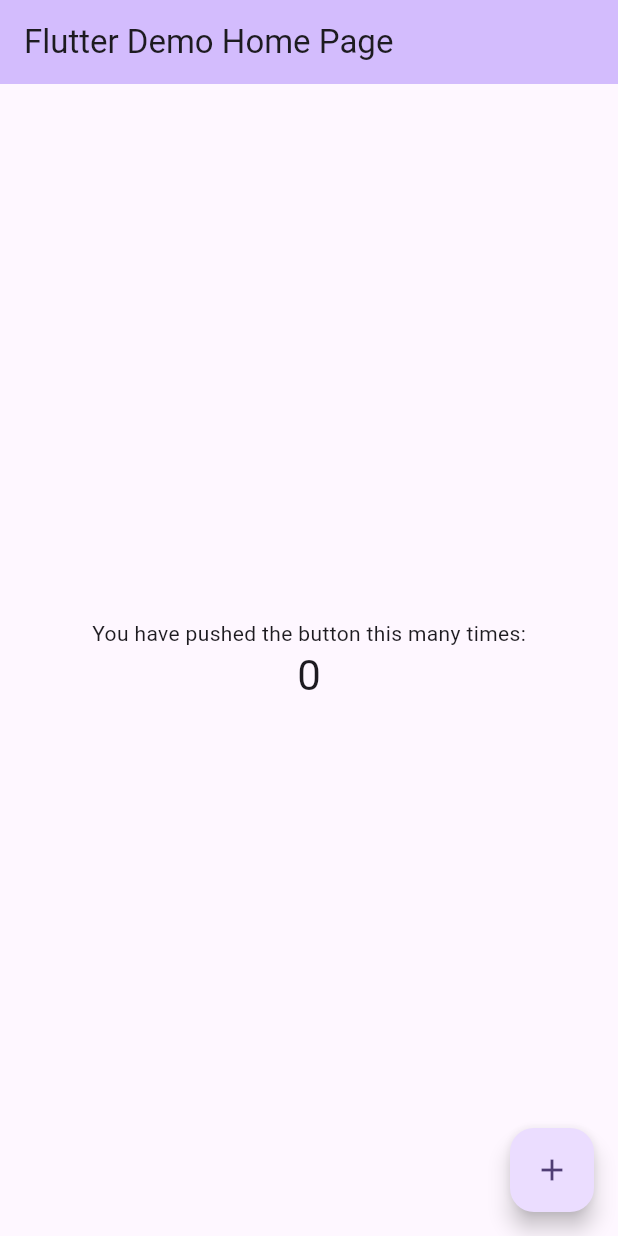
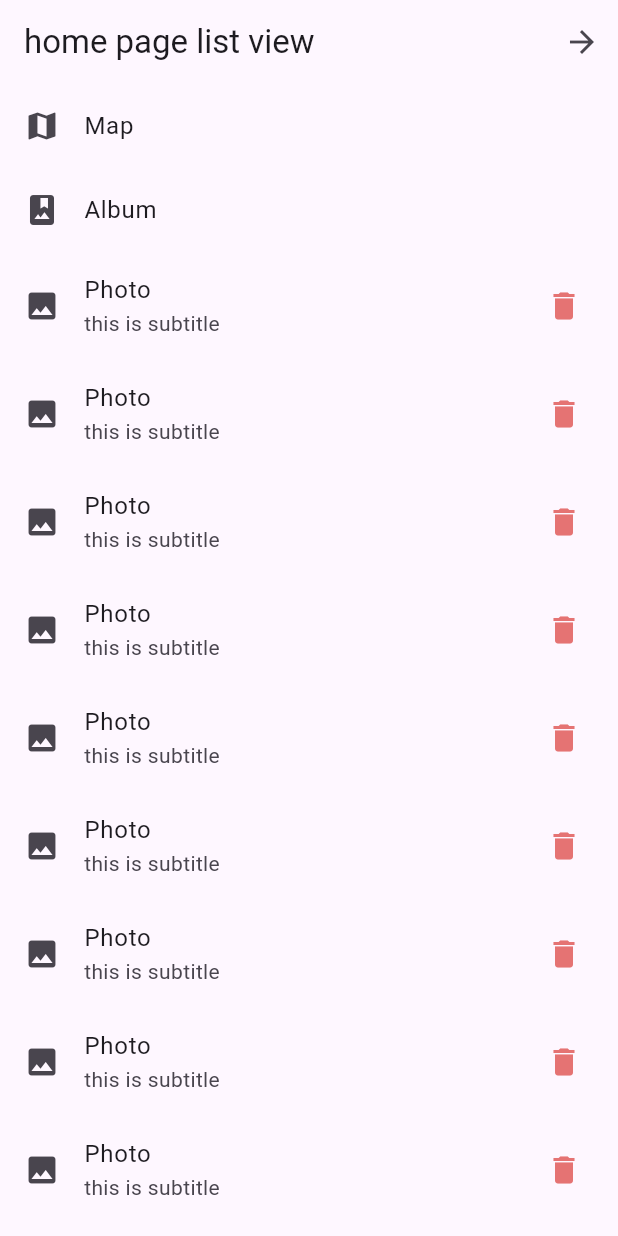
Before and after one commit to AeZa123/basic_lisview_flutter, a Flutter app: the screen it shows after launch, on a phone screen of 412 x 824 dp. Run offline on Flutter 3.47's test engine with Material 2 defaults, Android fonts, the light colour scheme and no system bars.

Commit message:
list view workshop

```diff
--- a/lib/main.dart
+++ b/lib/main.dart
@@ -1,4 +1,5 @@
 import 'package:flutter/material.dart';
+import 'package:listview_flutter_workshop/screens/home.dart';
 
 void main() {
   runApp(const MyApp());
@@ -11,115 +12,13 @@ class MyApp extends StatelessWidget {
   @override
   Widget build(BuildContext context) {
     return MaterialApp(
-      title: 'Flutter Demo',
+      title: 'Flutter Listview',
       theme: ThemeData(
-        // This is the theme of your application.
-        //
-        // TRY THIS: Try running your application with "flutter run". You'll see
-        // the application has a blue toolbar. Then, without quitting the app,
-        // try changing the seedColor in the colorScheme below to Colors.green
-        // and then invoke "hot reload" (save your changes or press the "hot
-        // reload" button in a Flutter-supported IDE, or press "r" if you used
-        // the command line to start the app).
-        //
-        // Notice that the counter didn't reset back to zero; the application
-        // state is not lost during the reload. To reset the state, use hot
-        // restart instead.
-        //
-        // This works for code too, not just values: Most code changes can be
-        // tested with just a hot reload.
+
         colorScheme: ColorScheme.fromSeed(seedColor: Colors.deepPurple),
         useMaterial3: true,
       ),
-      home: const MyHomePage(title: 'Flutter Demo Home Page'),
+      home: HomePage(),
     );
   }
 }
-
-class MyHomePage extends StatefulWidget {
-  const MyHomePage({super.key, required this.title});
-
-  // This widget is the home page of your application. It is stateful, meaning
-  // that it has a State object (defined below) that contains fields that affect
-  // how it looks.
-
-  // This class is the configuration for the state. It holds the values (in this
-  // case the title) provided by the parent (in this case the App widget) and
-  // used by the build method of the State. Fields in a Widget subclass are
-  // always marked "final".
-
-  final String title;
-
-  @override
-  State<MyHomePage> createState() => _MyHomePageState();
-}
-
-class _MyHomePageState extends State<MyHomePage> {
-  int _counter = 0;
-
-  void _incrementCounter() {
-    setState(() {
-      // This call to setState tells the Flutter framework that something has
-      // changed in this State, which causes it to rerun the build method below
-      // so that the display can reflect the updated values. If we changed
-      // _counter without calling setState(), then the build method would not be
-      // called again, and so nothing would appear to happen.
-      _counter++;
-    });
-  }
-
-  @override
-  Widget build(BuildContext context) {
-    // This method is rerun every time setState is called, for instance as done
-    // by the _incrementCounter method above.
-    //
-    // The Flutter framework has been optimized to make rerunning build methods
-    // fast, so that you can just rebuild anything that needs updating rather
-    // than having to individually change instances of widgets.
-    return Scaffold(
-      appBar: AppBar(
-        // TRY THIS: Try changing the color here to a specific color (to
-        // Colors.amber, perhaps?) and trigger a hot reload to see the AppBar
-        // change color while the other colors stay the same.
-        backgroundColor: Theme.of(context).colorScheme.inversePrimary,
-        // Here we take the value from the MyHomePage object that was created by
-        // the App.build method, and use it to set our appbar title.
-        title: Text(widget.title),
-      ),
-      body: Center(
-        // Center is a layout widget. It takes a single child and positions it
-        // in the middle of the parent.
-        child: Column(
-          // Column is also a layout widget. It takes a list of children and
-          // arranges them vertically. By default, it sizes itself to fit its
-          // children horizontally, and tries to be as tall as its parent.
-          //
-          // Column has various properties to control how it sizes itself and
-          // how it positions its children. Here we use mainAxisAlignment to
-          // center the children vertically; the main axis here is the vertical
-          // axis because Columns are vertical (the cross axis would be
-          // horizontal).
-          //
-          // TRY THIS: Invoke "debug painting" (choose the "Toggle Debug Paint"
-          // action in the IDE, or press "p" in the console), to see the
-          // wireframe for each widget.
-          mainAxisAlignment: MainAxisAlignment.center,
-          children: <Widget>[
-            const Text(
-              'You have pushed the button this many times:',
-            ),
-            Text(
-              '$_counter',
-              style: Theme.of(context).textTheme.headlineMedium,
-            ),
-          ],
-        ),
-      ),
-      floatingActionButton: FloatingActionButton(
-        onPressed: _incrementCounter,
-        tooltip: 'Increment',
-        child: const Icon(Icons.add),
-      ), // This trailing comma makes auto-formatting nicer for build methods.
-    );
-  }
-}
--- /dev/null
+++ b/lib/screens/dynamicList.dart
@@ -0,0 +1,35 @@
+import 'package:flutter/material.dart';
+
+
+
+class DynamicList extends StatefulWidget {
+  const DynamicList({super.key});
+
+  @override
+  State<DynamicList> createState() => _DynamicListState();
+}
+
+class _DynamicListState extends State<DynamicList> {
+
+
+  final item = List.generate(100, (index) => "item $index");
+
+
+
+  @override
+  Widget build(BuildContext context) {
+    return Scaffold(
+      appBar: AppBar(
+        title: Text('Dynamic Listview'),
+      ),
+      body: ListView.builder(
+        itemCount: item.length,
+        itemBuilder: (context, index){
+          return ListTile(
+              title: Text("${item[index]}"),
+          );
+        },
+      ),
+    );
+  }
+}
--- /dev/null
+++ b/lib/screens/home.dart
@@ -0,0 +1,137 @@
+import 'package:flutter/material.dart';
+import 'package:listview_flutter_workshop/screens/dynamicList.dart';
+
+
+
+class HomePage extends StatefulWidget {
+  const HomePage({super.key});
+
+  @override
+  State<HomePage> createState() => _HomePageState();
+}
+
+class _HomePageState extends State<HomePage> {
+  @override
+  Widget build(BuildContext context) {
+    return Scaffold(
+      appBar: AppBar(
+        title: Text('home page list view'),
+        actions: [
+          IconButton(
+            onPressed: (){
+              Navigator.push(context, MaterialPageRoute(builder: (context) => DynamicList()));
+            },
+            icon: Icon(Icons.arrow_forward)
+          ),
+        ],
+      ),
+
+      body: ListView(
+        children: [
+          ListTile(
+            leading: Icon(Icons.map),
+            title: Text('Map'),
+            onTap: (){},
+
+          ),
+          ListTile(
+            leading: Icon(Icons.photo_album),
+            title: Text('Album'),
+            onTap: (){},
+
+          ),
+          ListTile(
+            leading: Icon(Icons.photo),
+            title: Text('Photo'),
+            subtitle: Text('this is subtitle'),
+            trailing: Icon(Icons.delete, color: Colors.red[300],),
+            onTap: (){},
+
+
+          ),
+          ListTile(
+            leading: Icon(Icons.photo),
+            title: Text('Photo'),
+            subtitle: Text('this is subtitle'),
+            trailing: Icon(Icons.delete, color: Colors.red[300],),
+            onTap: (){},
+
+
+          ),
+          ListTile(
+            leading: Icon(Icons.photo),
+            title: Text('Photo'),
+            subtitle: Text('this is subtitle'),
+            trailing: Icon(Icons.delete, color: Colors.red[300],),
+            onTap: (){},
+
+
+          ),
+          ListTile(
+            leading: Icon(Icons.photo),
+            title: Text('Photo'),
+            subtitle: Text('this is subtitle'),
+            trailing: Icon(Icons.delete, color: Colors.red[300],),
+            onTap: (){},
+
+
+          ),
+          ListTile(
+            leading: Icon(Icons.photo),
+            title: Text('Photo'),
+            subtitle: Text('this is subtitle'),
+            trailing: Icon(Icons.delete, color: Colors.red[300],),
+            onTap: (){},
+
+
+          ),
+          ListTile(
+            leading: Icon(Icons.photo),
+            title: Text('Photo'),
+            subtitle: Text('this is subtitle'),
+            trailing: Icon(Icons.delete, color: Colors.red[300],),
+            onTap: (){},
+
+
+          ),
+          ListTile(
+            leading: Icon(Icons.photo),
+            title: Text('Photo'),
+            subtitle: Text('this is subtitle'),
+            trailing: Icon(Icons.delete, color: Colors.red[300],),
+            onTap: (){},
+
+
+          ),
+          ListTile(
+            leading: Icon(Icons.photo),
+            title: Text('Photo'),
+            subtitle: Text('this is subtitle'),
+            trailing: Icon(Icons.delete, color: Colors.red[300],),
+            onTap: (){},
+
+
+          ),
+          ListTile(
+            leading: Icon(Icons.photo),
+            title: Text('Photo'),
+            subtitle: Text('this is subtitle'),
+            trailing: Icon(Icons.delete, color: Colors.red[300],),
+            onTap: (){},
+
+
+          ),
+          ListTile(
+            leading: Icon(Icons.photo),
+            title: Text('Photo'),
+            subtitle: Text('this is subtitle'),
+            trailing: Icon(Icons.delete, color: Colors.red[300],),
+            onTap: (){},
+
+
+          ),
+        ],
+      ),
+    );
+  }
+}
```
